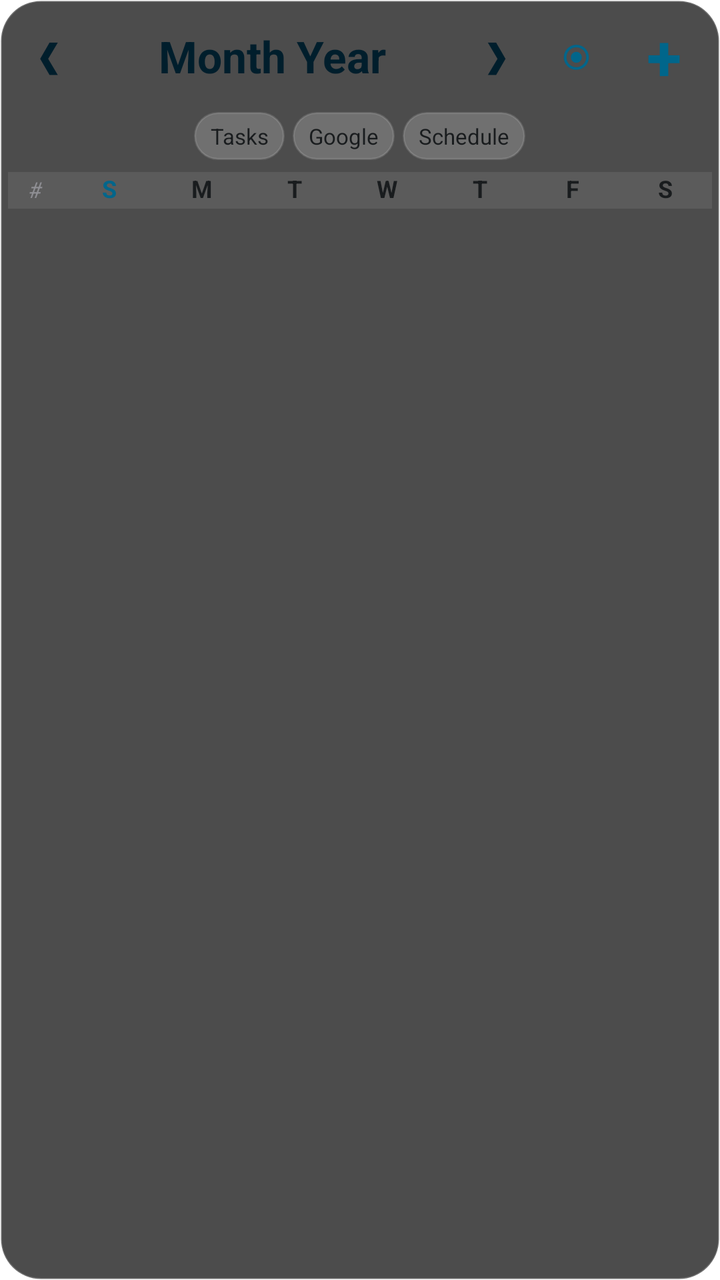
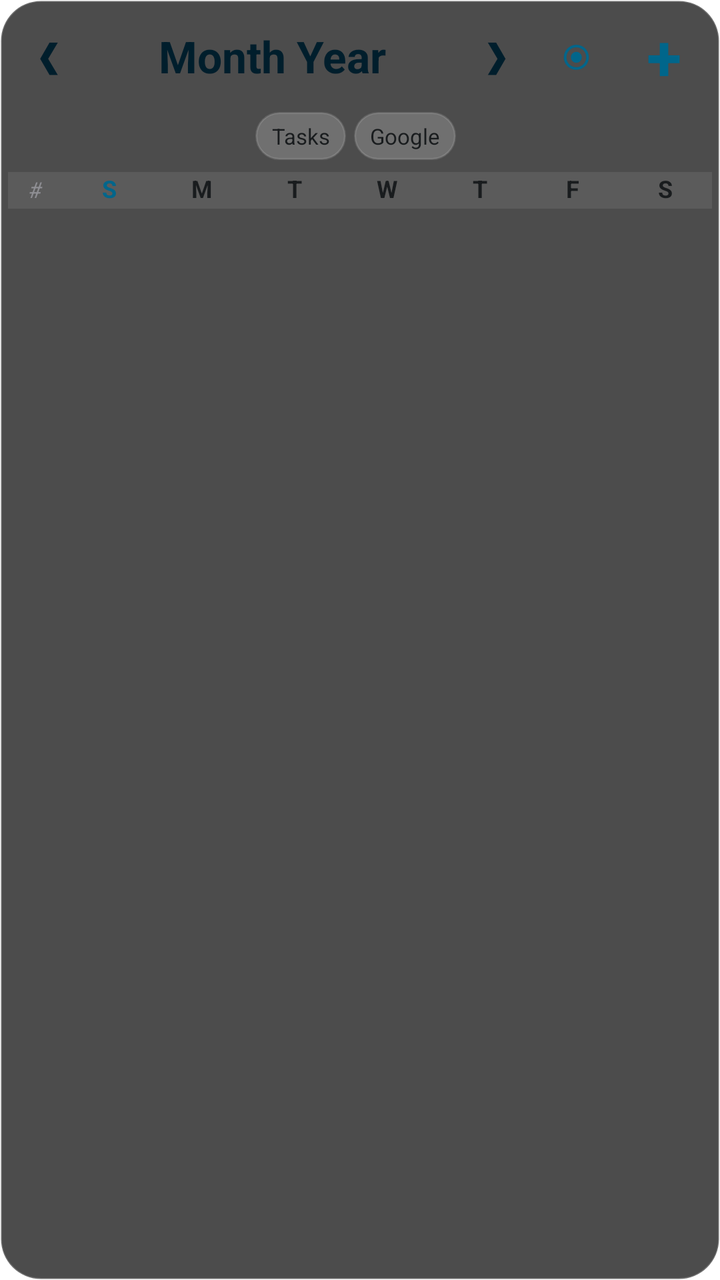

Two renders of the same Android screen: before a commit and after it. Below are the layout's source before the change and the commit's diff.
<!-- AndroidManifest.xml: fallback theme Theme.MaterialComponents.DayNight.NoActionBar -->
<!-- res/layout/widget_full_calendar_layout.xml -->
<?xml version="1.0" encoding="utf-8"?>
<RelativeLayout xmlns:android="http://schemas.android.com/apk/res/android"
    android:layout_width="match_parent"
    android:layout_height="match_parent"
    android:background="@drawable/widget_background"
    android:padding="4dp">

    
    <LinearLayout
        android:id="@+id/widget_full_calendar_header"
        android:layout_width="match_parent"
        android:layout_height="wrap_content"
        android:orientation="horizontal"
        android:gravity="center_vertical"
        android:paddingBottom="4dp">

        <TextView
            android:id="@+id/widget_full_calendar_prev"
            android:layout_width="40dp"
            android:layout_height="40dp"
            android:gravity="center"
            android:text="❮"
            android:textColor="@color/widget_title_text"
            android:textSize="18sp"
            android:textStyle="bold"
            android:clickable="true"
            android:focusable="true"
            android:background="?android:attr/selectableItemBackgroundBorderless" />

        <TextView
            android:id="@+id/widget_full_calendar_title"
            android:layout_width="0dp"
            android:layout_height="wrap_content"
            android:layout_weight="1"
            android:fontFamily="sans-serif-bold"
            android:gravity="center"
            android:text="Month Year"
            android:textColor="@color/widget_title_text"
            android:textSize="22sp"
            android:textStyle="bold" />

        <TextView
            android:id="@+id/widget_full_calendar_next"
            android:layout_width="40dp"
            android:layout_height="40dp"
            android:gravity="center"
            android:text="❯"
            android:textColor="@color/widget_title_text"
            android:textSize="18sp"
            android:textStyle="bold"
            android:clickable="true"
            android:focusable="true"
            android:background="?android:attr/selectableItemBackgroundBorderless" />

        <TextView
            android:id="@+id/widget_full_calendar_today"
            android:layout_width="40dp"
            android:layout_height="40dp"
            android:gravity="center"
            android:text="⦿"
            android:textColor="@color/widget_primary"
            android:textSize="18sp"
            android:clickable="true"
            android:focusable="true"
            android:background="?android:attr/selectableItemBackgroundBorderless" />

        <TextView
            android:id="@+id/widget_add_task_btn"
            android:layout_width="48dp"
            android:layout_height="48dp"
            android:gravity="center"
            android:text="+"
            android:textColor="@color/widget_primary"
            android:textSize="32sp"
            android:textStyle="bold"
            android:background="?android:attr/selectableItemBackgroundBorderless" />
    </LinearLayout>

    
    <LinearLayout
        android:id="@+id/widget_full_calendar_filters"
        android:layout_width="match_parent"
        android:layout_height="wrap_content"
        android:orientation="horizontal"
        android:layout_below="@id/widget_full_calendar_header"
        android:gravity="center"
        android:paddingBottom="4dp">

        <TextView
            android:id="@+id/widget_filter_tasks"
            android:layout_width="wrap_content"
            android:layout_height="24dp"
            android:paddingStart="8dp"
            android:paddingEnd="8dp"
            android:layout_marginEnd="4dp"
            android:gravity="center"
            android:text="Tasks"
            android:textSize="11sp"
            android:textColor="@color/widget_body_text"
            android:background="@drawable/widget_filter_button_bg"
            android:clickable="true" />

        <TextView
            android:id="@+id/widget_filter_google"
            android:layout_width="wrap_content"
            android:layout_height="24dp"
            android:paddingStart="8dp"
            android:paddingEnd="8dp"
            android:layout_marginEnd="4dp"
            android:gravity="center"
            android:text="Google"
            android:textSize="11sp"
            android:textColor="@color/widget_body_text"
            android:background="@drawable/widget_filter_button_bg"
            android:clickable="true" />

        <TextView
            android:id="@+id/widget_filter_rocis"
            android:layout_width="wrap_content"
            android:layout_height="24dp"
            android:paddingStart="8dp"
            android:paddingEnd="8dp"
            android:gravity="center"
            android:text="Schedule"
            android:textSize="11sp"
            android:textColor="@color/widget_body_text"
            android:background="@drawable/widget_filter_button_bg"
            android:clickable="true" />
    </LinearLayout>

    <LinearLayout
        android:id="@+id/widget_full_calendar_weekdays"
        android:layout_width="match_parent"
        android:layout_height="wrap_content"
        android:orientation="horizontal"
        android:layout_below="@id/widget_full_calendar_filters"
        android:weightSum="7.6"
        android:paddingBottom="2dp"
        android:layout_marginTop="2dp"
        android:background="#15FFFFFF">

        <TextView android:layout_width="0dp" android:layout_height="wrap_content" android:layout_weight="0.6" android:gravity="center" android:text="#" android:textSize="11sp" android:textColor="@color/widget_secondary_text" android:textStyle="italic"/>
        <TextView android:layout_width="0dp" android:layout_height="wrap_content" android:layout_weight="1" android:gravity="center" android:text="S" android:textSize="12sp" android:textColor="@color/widget_primary" android:textStyle="bold" />
        <TextView android:layout_width="0dp" android:layout_height="wrap_content" android:layout_weight="1" android:gravity="center" android:text="M" android:textSize="12sp" android:textColor="@color/widget_body_text" android:textStyle="bold" />
        <TextView android:layout_width="0dp" android:layout_height="wrap_content" android:layout_weight="1" android:gravity="center" android:text="T" android:textSize="12sp" android:textColor="@color/widget_body_text" android:textStyle="bold" />
        <TextView android:layout_width="0dp" android:layout_height="wrap_content" android:layout_weight="1" android:gravity="center" android:text="W" android:textSize="12sp" android:textColor="@color/widget_body_text" android:textStyle="bold" />
        <TextView android:layout_width="0dp" android:layout_height="wrap_content" android:layout_weight="1" android:gravity="center" android:text="T" android:textSize="12sp" android:textColor="@color/widget_body_text" android:textStyle="bold" />
        <TextView android:layout_width="0dp" android:layout_height="wrap_content" android:layout_weight="1" android:gravity="center" android:text="F" android:textSize="12sp" android:textColor="@color/widget_body_text" android:textStyle="bold" />
        <TextView android:layout_width="0dp" android:layout_height="wrap_content" android:layout_weight="1" android:gravity="center" android:text="S" android:textSize="12sp" android:textColor="@color/widget_body_text" android:textStyle="bold" />
    </LinearLayout>

    
    <ListView
        android:id="@+id/widget_full_calendar_list"
        android:layout_width="match_parent"
        android:layout_height="match_parent"
        android:layout_below="@id/widget_full_calendar_weekdays"
        android:layout_alignParentBottom="true"
        android:divider="@null"
        android:dividerHeight="0dp" />

    <TextView
        android:id="@+id/empty_full_calendar_view"
        android:layout_width="match_parent"
        android:layout_height="match_parent"
        android:layout_below="@id/widget_full_calendar_weekdays"
        android:layout_alignParentBottom="true"
        android:gravity="center"
        android:text="No data available"
        android:textColor="@color/widget_body_text"
        android:visibility="gone" />

    
    <RelativeLayout
        android:id="@+id/widget_premium_overlay"
        android:layout_width="match_parent"
        android:layout_height="match_parent"
        android:background="#D9000000"
        android:visibility="gone"
        android:clickable="true"
        android:focusable="true">

        <TextView
            android:layout_width="wrap_content"
            android:layout_height="wrap_content"
            android:layout_centerInParent="true"
            android:text="Premium Feature"
            android:textColor="#FFFFFF"
            android:textSize="16sp"
            android:textStyle="bold"
            android:gravity="center" />
    </RelativeLayout>

</RelativeLayout>
<!-- resources referenced by this layout -->
<resources>
  <color name="widget_body_text">#1C1C1E</color>
  <color name="widget_primary">#6C63FF</color>
  <color name="widget_secondary_text">#8E8E93</color>
  <color name="widget_title_text">#1C1C1E</color>
  <!-- drawable widget_background (drawable) -->
  <?xml version="1.0" encoding="utf-8"?>
  <shape xmlns:android="http://schemas.android.com/apk/res/android">
      <solid android:color="#B3000000" />
      <stroke android:width="1dp" android:color="#33FFFFFF" />
      <corners android:radius="20dp" />
  </shape>
  <!-- drawable widget_filter_button_bg (drawable) -->
  <?xml version="1.0" encoding="utf-8"?>
  <shape xmlns:android="http://schemas.android.com/apk/res/android">
      <solid android:color="#33FFFFFF" />
      <stroke android:width="1dp" android:color="#20FFFFFF" />
      <corners android:radius="14dp" />
  </shape>
</resources>

<!-- the commit's change to res/layout/widget_full_calendar_layout.xml (unified diff, before → after) -->
@@ -125,7 +125,8 @@
             android:textSize="11sp"
             android:textColor="@color/widget_body_text"
             android:background="@drawable/widget_filter_button_bg"
-            android:clickable="true" />
+            android:clickable="true"
+            android:visibility="gone" />
     </LinearLayout>
 
     <LinearLayout
